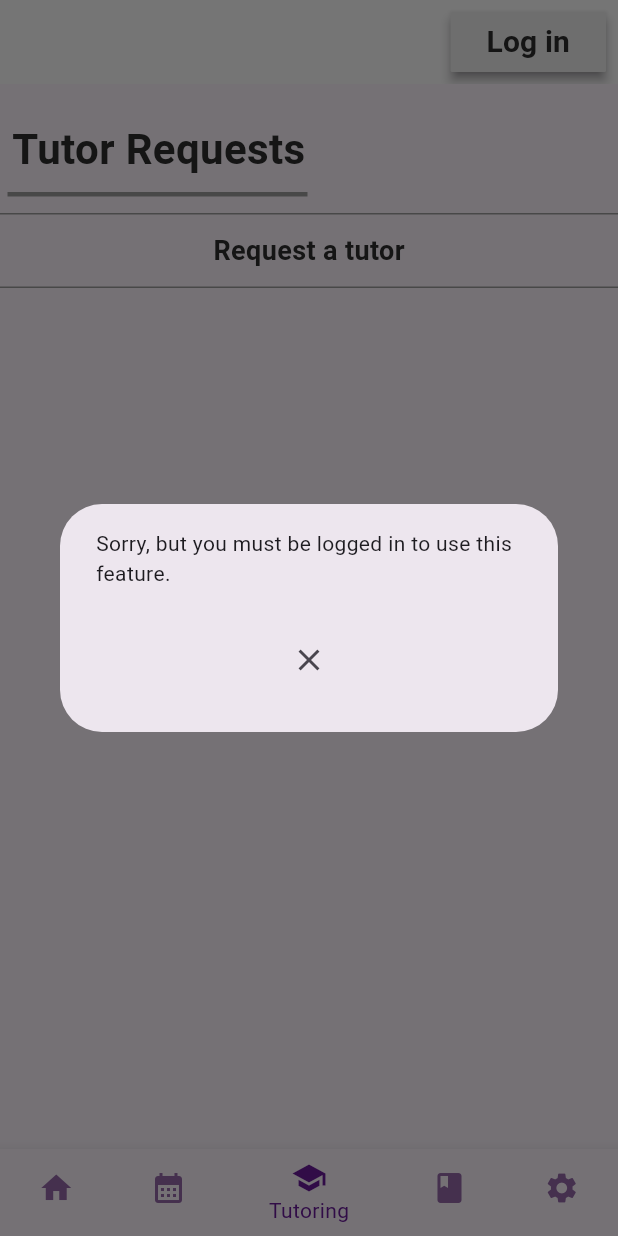
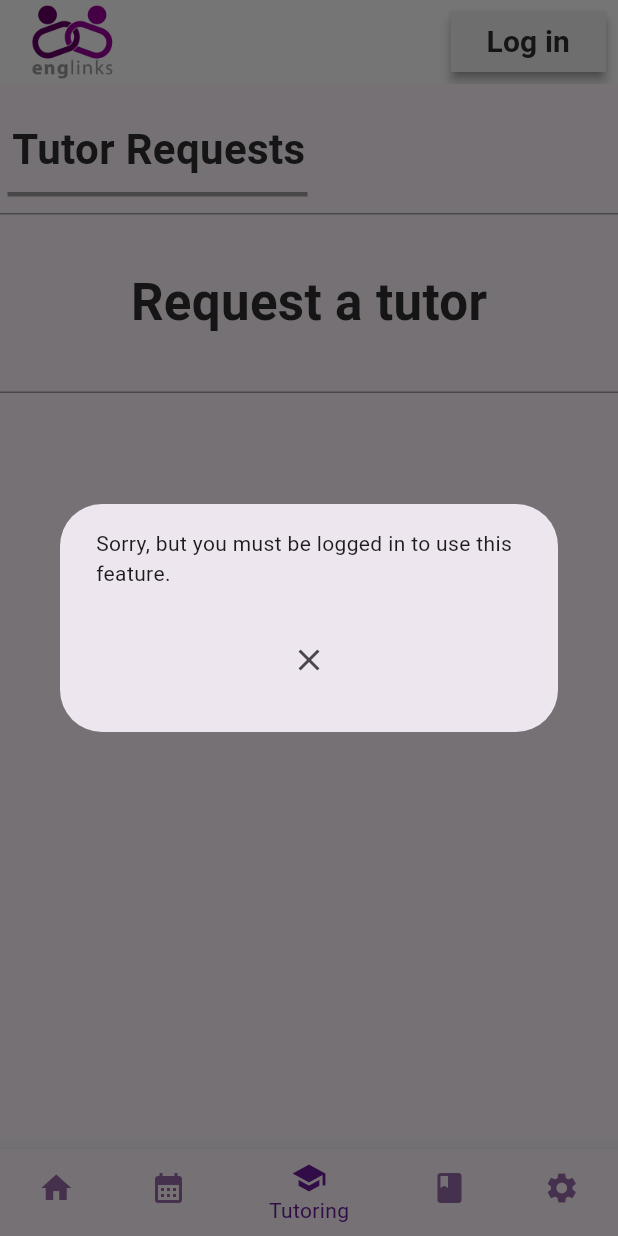
Before and after one commit to ebajec/EngLinks-App, a Flutter app: the screen it shows after launch, item 3 of the bottom bar chosen, after a tap on "Request a tutor", on a phone screen of 412 x 824 dp. Run offline on Flutter 3.47's test engine with Material 2 defaults, Android fonts, the phone set to English and light mode, and no system bars; our stand-ins replace table_calendar; network calls fail; Roboto replaces fonts that are missing (Helvetica).

Commit message:
modified some ui stuff

```diff
--- a/lib/events_page.dart
+++ b/lib/events_page.dart
@@ -129,8 +129,8 @@ class _EventCalendarState extends State<EventCalendar> {
             Container(
               height: 200,
               width: 160,
-              child: Image.file(File("assets/broken_chain_icon.png"),
-                  fit: BoxFit.contain),
+              child: MyImage(
+                  assetImage: AssetImage("assets/broken_chain_icon.png")),
             ),
             AlignedText(
               text: 'Failed to load event data. \nRetry?',
--- a/lib/options_page.dart
+++ b/lib/options_page.dart
@@ -96,6 +96,8 @@ class _DebugPageState extends State<DebugPage> {
   Widget build(BuildContext context) {
     var appState = context.watch<AppState>();
 
+    var textFocusNode = FocusNode();
+
     return Padding(
       padding: const EdgeInsets.all(10.0),
       child: Column(
@@ -110,6 +112,7 @@ class _DebugPageState extends State<DebugPage> {
             child: SizedBox(
               width: 400,
               child: TextField(
+                focusNode: textFocusNode,
                 onChanged: (value) {
                   _serverUrl = value;
                 },
--- a/lib/tutor_page.dart
+++ b/lib/tutor_page.dart
@@ -51,8 +51,8 @@ class _TutorPageState extends State<TutorPage> {
           SizedBox(height: 10),
           WideButton(
             label: 'Request a tutor',
-            height: 50,
-            textStyle: MyTextStyles.bold(context, 18),
+            height: 120,
+            textStyle: MyTextStyles.bold(context, 34),
             onPressed: () {
               if (appState.isLoggedIn()) {
                 Navigator.push(
--- a/pubspec.yaml
+++ b/pubspec.yaml
@@ -9,10 +9,9 @@ environment:
   sdk: '>=2.18.4 <3.0.0'
 
 dependencies:
-  image_picker:
   flutter:
     sdk: flutter
-
+  url_launcher:
 
 
   english_words: ^4.0.0
@@ -31,3 +30,5 @@ dev_dependencies:
 
 flutter:
   uses-material-design: true
+  assets:
+    - assets/
```
Also changed, not shown: pubspec.lock, 5 other files.
